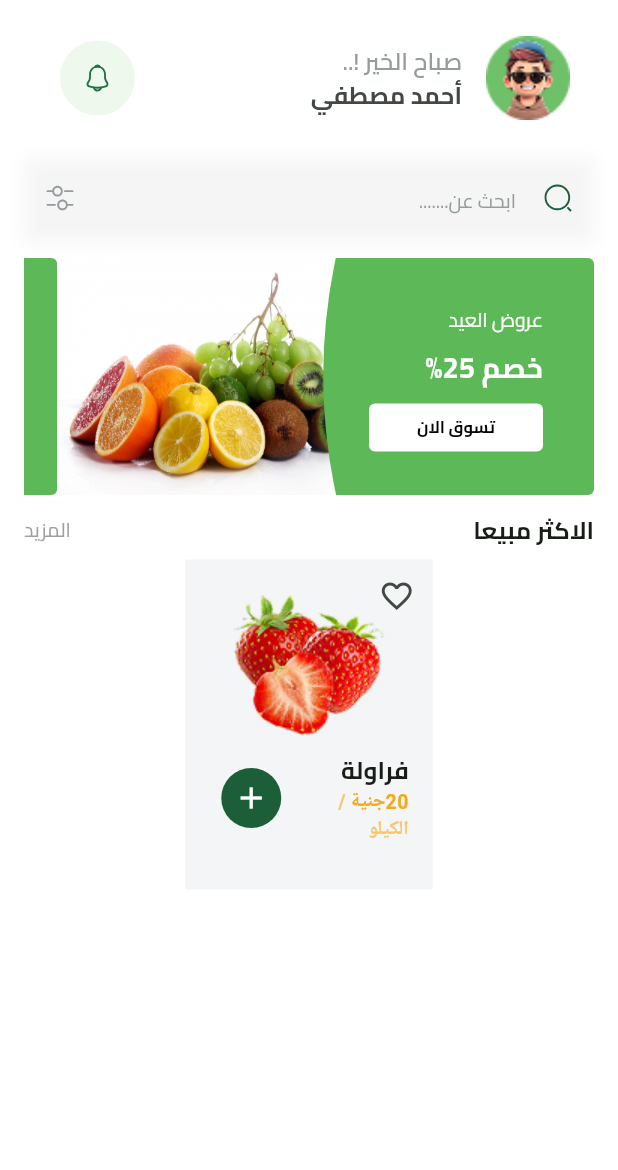
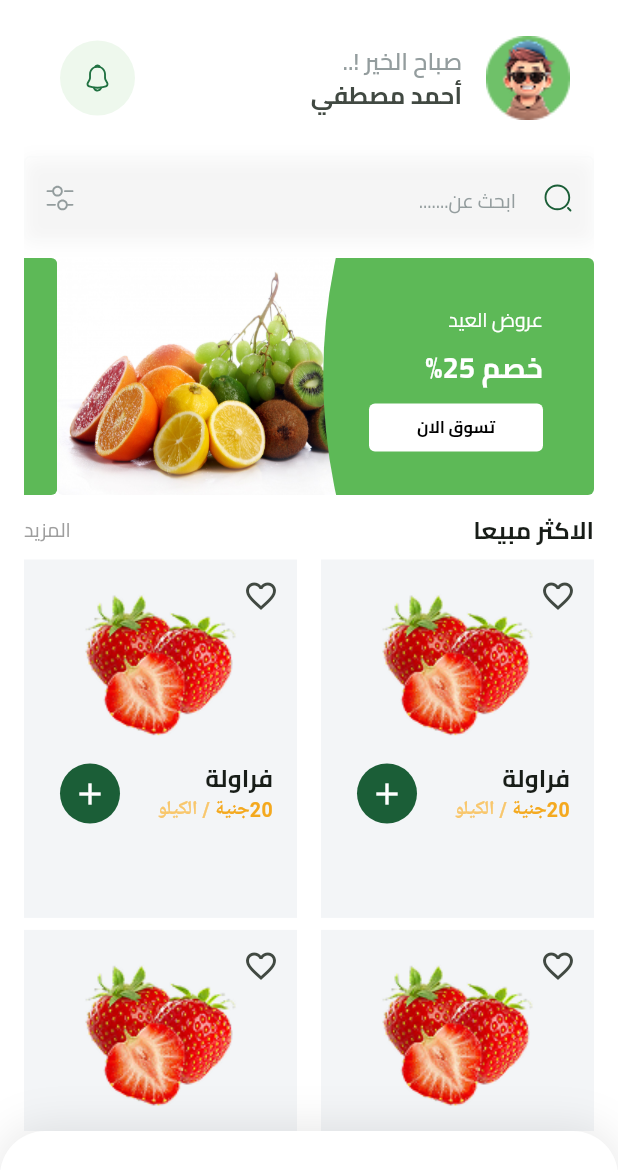
Before and after one commit to Eslamadelelkhouly/fruitsapp, a Flutter app: the HomeView screen opened by its route, on a phone screen of 412 x 824 dp. Shown: the top 1170 px of the screen. Run offline on Flutter 3.47's test engine with Material 3 defaults, Android fonts, the phone set to English and light mode, and no system bars; our stand-ins replace bloc, cloud_firestore, dartz, dots_indicator, firebase_auth, firebase_core and 7 more; missing offline and left inert: flutter_facebook_auth; accounts and stored records are empty.

Commit message:
create custom grid view best seller and bottom nav bar

```diff
--- a/lib/core/widgets/fruit_item.dart
+++ b/lib/core/widgets/fruit_item.dart
@@ -9,8 +9,6 @@ class FruitItem extends StatelessWidget {
   @override
   Widget build(BuildContext context) {
     return Container(
-        width: 165,
-        height: 220,
         decoration: BoxDecoration(
           color: Color(0xffF3F5F7),
         ),
--- /dev/null
+++ b/lib/features/home/presentation/views/custom_bottom_navgation_bar.dart
@@ -0,0 +1,30 @@
+import 'package:flutter/material.dart';
+
+class CustomBottomNavgationBar extends StatelessWidget {
+  const CustomBottomNavgationBar({super.key});
+
+  @override
+  Widget build(BuildContext context) {
+    return Container(
+      width: 375,
+      height: 70,
+      decoration: ShapeDecoration(
+        color: Colors.white,
+        shape: RoundedRectangleBorder(
+          borderRadius: BorderRadius.only(
+            topLeft: Radius.circular(30),
+            topRight: Radius.circular(30),
+          ),
+        ),
+        shadows: [
+          BoxShadow(
+            color: Color(0x19000000),
+            blurRadius: 25,
+            offset: Offset(0, -2),
+            spreadRadius: 0,
+          )
+        ],
+      ),
+    );
+  }
+}
--- a/lib/features/home/presentation/views/home_view.dart
+++ b/lib/features/home/presentation/views/home_view.dart
@@ -1,4 +1,5 @@
 import 'package:flutter/material.dart';
+import 'package:fruitsapp/features/home/presentation/views/custom_bottom_navgation_bar.dart';
 import 'package:fruitsapp/features/home/presentation/views/widgets/custom_scroll_home_view_body.dart';
 
 class HomeView extends StatelessWidget {
@@ -9,6 +10,7 @@ class HomeView extends StatelessWidget {
   @override
   Widget build(BuildContext context) {
     return Scaffold(
+      bottomNavigationBar: CustomBottomNavgationBar(),
       body: SafeArea(child: CustomScrollHomeViewBody()),
     );
   }
--- a/lib/features/home/presentation/views/widgets/custom_scroll_home_view_body.dart
+++ b/lib/features/home/presentation/views/widgets/custom_scroll_home_view_body.dart
@@ -1,6 +1,7 @@
 import 'package:flutter/material.dart';
 import 'package:fruitsapp/constant.dart';
 import 'package:fruitsapp/core/widgets/fruit_item.dart';
+import 'package:fruitsapp/features/home/presentation/views/widgets/best_seller_grid_view.dart';
 import 'package:fruitsapp/features/home/presentation/views/widgets/best_seller_text.dart';
 import 'package:fruitsapp/features/home/presentation/views/widgets/custom_home_appbar.dart';
 import 'package:fruitsapp/features/home/presentation/views/widgets/custom_text_field_search.dart';
@@ -38,10 +39,10 @@ class CustomScrollHomeViewBody extends StatelessWidget {
                 SizedBox(
                   height: 8,
                 ),
-                FruitItem(),
               ],
             ),
           ),
+          BestSellerGridView(),
         ],
       ),
     );
```
Also changed, not shown: lib/features/home/presentation/views/widgets/best_seller_grid_view.dart (added, +22 -0 lines).
